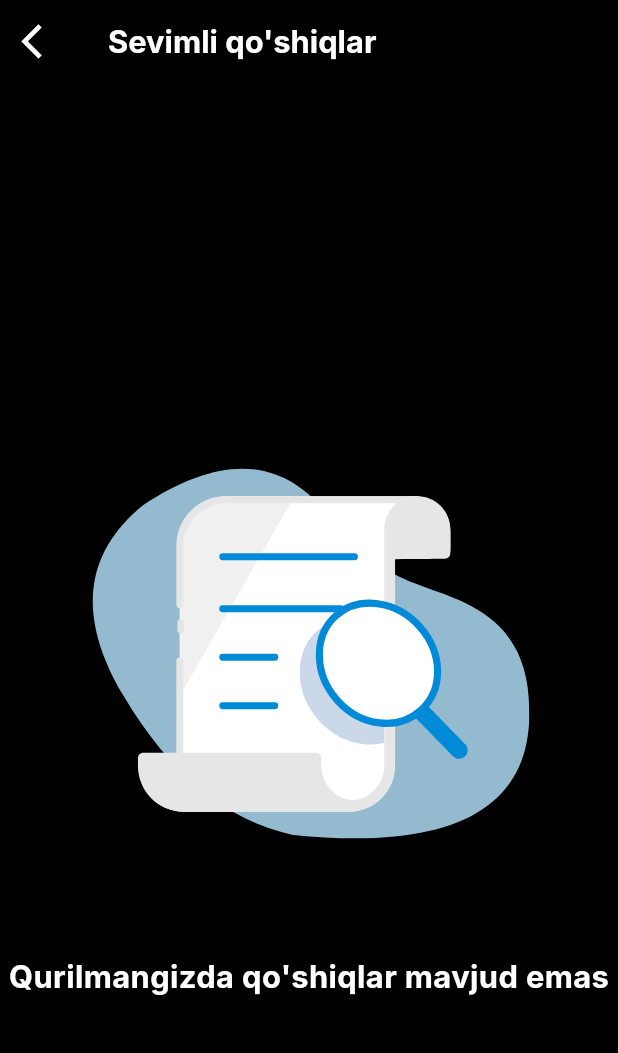
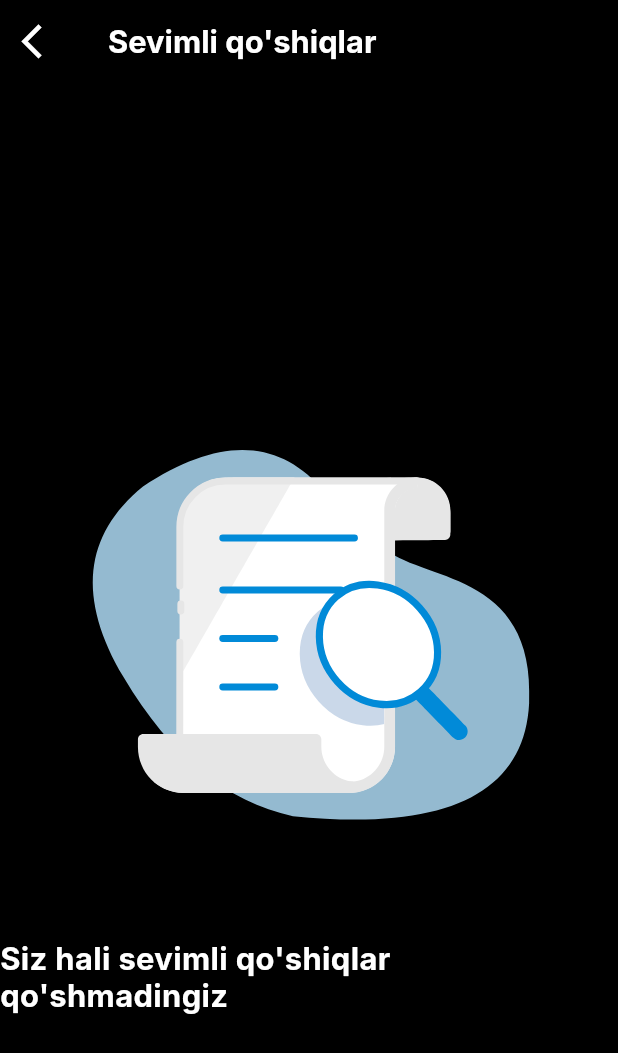
Before and after one commit to Avazkhanov/music_player, a Flutter app: the FavoriteMusicScreen screen opened directly, on a phone screen of 412 x 824 dp. Shown: the top 1053 px of the screen. Run offline on Flutter 3.47's test engine with Material 3 defaults, Android fonts, the phone set to English and light mode, and no system bars; drawn by our look-alikes of lottie; our stand-ins replace assets_audio_player, audio_video_progress_bar, flutter_bloc, flutter_screenutil, on_audio_query, sqflite; accounts and stored records are empty; Roboto replaces fonts that are missing (Inter).

Commit message:
some changes

```diff
--- a/lib/bloc/favorite_music/favorite_music_cubit.dart
+++ b/lib/bloc/favorite_music/favorite_music_cubit.dart
@@ -5,21 +5,16 @@ import 'package:music_player/data/models/favorite_music_model.dart';
 
 class FavoriteMusicCubit extends Cubit<FavoriteMusicState> {
   FavoriteMusicCubit()
-      : super(const FavoriteMusicState(isFavorite: false, favorites: []));
+      : super(const FavoriteMusicState(favorites: []));
 
-  void checkFavorite(int id) async {
-    bool isFavorite = await LocalDatabase.readFavoriteMusic(id);
-    emit(state.copyWith(isFavorite: isFavorite));
-  }
+
 
   void addFavorite(FavoriteMusicModel favoriteMusicModel) async {
     await LocalDatabase.create(favoriteMusicModel);
-    emit(state.copyWith(isFavorite: true));
   }
 
   void deleteFavorite(int id) async {
     await LocalDatabase.delete(id);
-    emit(state.copyWith(isFavorite: false));
   }
   void readAllFavoriteMusic()async{
     List<FavoriteMusicModel> favorites = await LocalDatabase.readAllFavoriteMusic();
--- a/lib/bloc/favorite_music/favorite_music_state.dart
+++ b/lib/bloc/favorite_music/favorite_music_state.dart
@@ -1,17 +1,14 @@
 import 'package:music_player/data/models/favorite_music_model.dart';
 
 class FavoriteMusicState {
-  final bool isFavorite;
   final List<FavoriteMusicModel> favorites;
 
-  const FavoriteMusicState({required this.favorites, required this.isFavorite});
+  const FavoriteMusicState({required this.favorites});
 
   FavoriteMusicState copyWith({
-    bool? isFavorite,
     List<FavoriteMusicModel>? favorites,
   }) =>
       FavoriteMusicState(
-        isFavorite: isFavorite ?? this.isFavorite,
-        favorites: favorites?? this.favorites,
+        favorites: favorites ?? this.favorites,
       );
 }
--- a/lib/screens/favorite_music/favorite_music_screen.dart
+++ b/lib/screens/favorite_music/favorite_music_screen.dart
@@ -6,8 +6,6 @@ import 'package:music_player/bloc/all_music/all_music_bloc.dart';
 import 'package:music_player/bloc/all_music/all_music_state.dart';
 import 'package:music_player/bloc/favorite_music/favorite_music_cubit.dart';
 import 'package:music_player/bloc/favorite_music/favorite_music_state.dart';
-import 'package:music_player/data/models/all_music_model.dart';
-import 'package:music_player/data/models/favorite_music_model.dart';
 import 'package:music_player/screens/favorite_music/widgets/favorite_music_appbar.dart';
 import 'package:music_player/screens/widgets/no_data_item.dart';
 import 'package:music_player/screens/widgets/recently_played_item.dart';
@@ -23,6 +21,7 @@ class FavoriteMusicScreen extends StatefulWidget {
 
 class _FavoriteMusicScreenState extends State<FavoriteMusicScreen> {
   final AssetsAudioPlayer audioPlayer = AssetsAudioPlayer.withId("1");
+  final AssetsAudioPlayer previousAudioPlayer = AssetsAudioPlayer.withId("0");
 
   @override
   Widget build(BuildContext context) {
@@ -30,94 +29,72 @@ class _FavoriteMusicScreenState extends State<FavoriteMusicScreen> {
       backgroundColor: Colors.black,
       appBar: const FavoriteMusicAppBar(),
       body: BlocBuilder<AllMusicBloc, AllMusicState>(
+        builder: (context, allMusicState) {
+          if (allMusicState is GetAllMusicState) {
+            return BlocBuilder<FavoriteMusicCubit, FavoriteMusicState>(
               builder: (context, state) {
-          if (state is GetAllMusicState) {
-            if (state.allMusic.isEmpty) {
-              return const NoDataItem(message: "Qurilmangizda qo'shiqlar mavjud emas");
-            }
-            List<Audio> convertAudios = [];
-            for (var i in state.allMusic) {
-              for (var j
-                  in context.read<FavoriteMusicCubit>().state.favorites) {
-                if (i.id == j.musicId) {
-                  convertAudios.add(Audio.file(
-                    i.url,
+                final favorites =
+                    context.read<FavoriteMusicCubit>().state.favorites;
+                final favoriteAudios = allMusicState.allMusic
+                    .where((music) =>
+                        favorites.any((fav) => fav.musicId == music.id))
+                    .map((music) => Audio.file(
+                          music.url,
                           metas: Metas(
-                      title: i.name,
-                      artist: i.artist,
-                      id: i.id.toString(),
+                            title: music.name,
+                            artist: music.artist,
+                            id: music.id.toString(),
                           ),
-                  ));
-                }
-              }
+                        ))
+                    .toList();
+
+                if (favoriteAudios.isEmpty) {
+                  return const NoDataItem(
+                      message: "Siz hali sevimli qo'shiqlar qo'shmadingiz");
                 }
 
-            if (convertAudios.isEmpty) {
-              return const NoDataItem(message: "Siz hali sevimli qo'shiqlar qo'shmadingiz");
-            }
                 return ListView.separated(
                   shrinkWrap: true,
                   itemBuilder: (context, index) {
-                AllMusicModel music = state.allMusic[index];
-                return BlocBuilder<FavoriteMusicCubit, FavoriteMusicState>(
-                  builder: (context, favState) {
-                    bool isFavorite = favState.favorites
-                        .any((fav) => fav.musicId == music.id);
+                    final music = favoriteAudios[index].metas;
+                    final musicId = int.parse(music.id!);
                     return ListTile(
                       onTap: () {
+                        previousAudioPlayer.stop();
                         audioPlayer.open(
-                          Playlist(
-                            audios: convertAudios,
-                            startIndex: index,
-                          ),
+                          Playlist(audios: favoriteAudios, startIndex: index),
                           showNotification: true,
                           headPhoneStrategy:
                               HeadPhoneStrategy.pauseOnUnplugPlayOnPlug,
                         );
                       },
-                      leading: SongImageCreatorItem(id: music.id),
-                      title: Text(
-                        music.name,
-                        style: AppStyle.interRegular,
-                      ),
+                      leading: SongImageCreatorItem(id: musicId),
+                      title: Text(music.title!, style: AppStyle.interRegular),
                       subtitle: Text(
-                        music.artist.isEmpty ? "No artist" : music.artist,
+                        music.artist!.isEmpty ? "No artist" : music.artist!,
                         overflow: TextOverflow.ellipsis,
                         style: AppStyle.interRegular,
                       ),
                       trailing: IconButton(
                         onPressed: () {
-                          if (isFavorite) {
                           context
                               .read<FavoriteMusicCubit>()
-                                .deleteFavorite(music.id);
-                          } else {
-                            context.read<FavoriteMusicCubit>().addFavorite(
-                                  FavoriteMusicModel(musicId: music.id),
-                                );
-                          }
+                              .deleteFavorite(musicId);
                           context
                               .read<FavoriteMusicCubit>()
                               .readAllFavoriteMusic();
                         },
-                        icon: Icon(
-                          isFavorite ? Icons.favorite : Icons.favorite_border,
-                          color: isFavorite ? Colors.red : Colors.grey,
-                        ),
+                        icon: const Icon(Icons.favorite, color: Colors.red),
                       ),
                     );
                   },
+                  separatorBuilder: (context, index) => 10.verticalSpace,
+                  itemCount: favoriteAudios.length,
                 );
               },
-              separatorBuilder: (context, index) {
-                return 10.verticalSpace;
-              },
-              itemCount: convertAudios.length,
             );
           }
-          return const Center(
-            child: Text("Error"),
-          );
+          return const Center(child: Text("Error"));
         },
       ),
       bottomSheet: const RecentlyPlayedItem(songsId: '1'),
--- a/lib/screens/widgets/recently_played_item.dart
+++ b/lib/screens/widgets/recently_played_item.dart
@@ -31,7 +31,6 @@ class _RecentlyPlayedItemState extends State<RecentlyPlayedItem> {
     return audioPlayer.builderCurrent(
       builder: (context, playing) {
         int musicId = int.parse(playing.audio.audio.metas.id!);
-        context.read<FavoriteMusicCubit>().checkFavorite(musicId);
         return BlocBuilder<FavoriteMusicCubit, FavoriteMusicState>(
           builder: (context, state) {
             bool isFavorite = state.favorites.any((fav) => fav.musicId == musicId);
```
Also changed, not shown: lib/screens/home/widgets/all_songs_item.dart (+17 -7 lines). Lines whose indentation alone changed are shown as unchanged.
